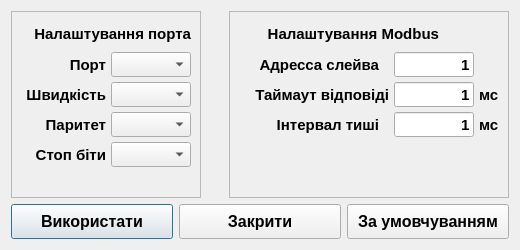
Old version of the form dialogconnectionsettings.ui in the repository Goodjamp/Mdio.
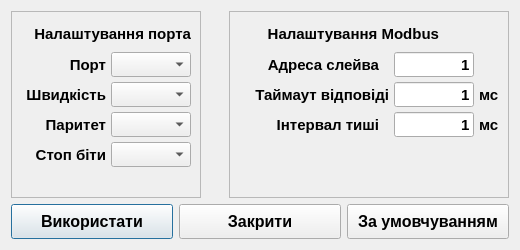
New version of the form.

What changed in the file:
```diff
--- a/dialogconnectionsettings.ui
+++ b/dialogconnectionsettings.ui
@@ -468,7 +468,7 @@
              </font>
             </property>
             <property name="text">
-             <string>Адресса слейва</string>
+             <string>Адреса слейва</string>
             </property>
             <property name="alignment">
              <set>Qt::AlignRight|Qt::AlignTrailing|Qt::AlignVCenter</set>
```
